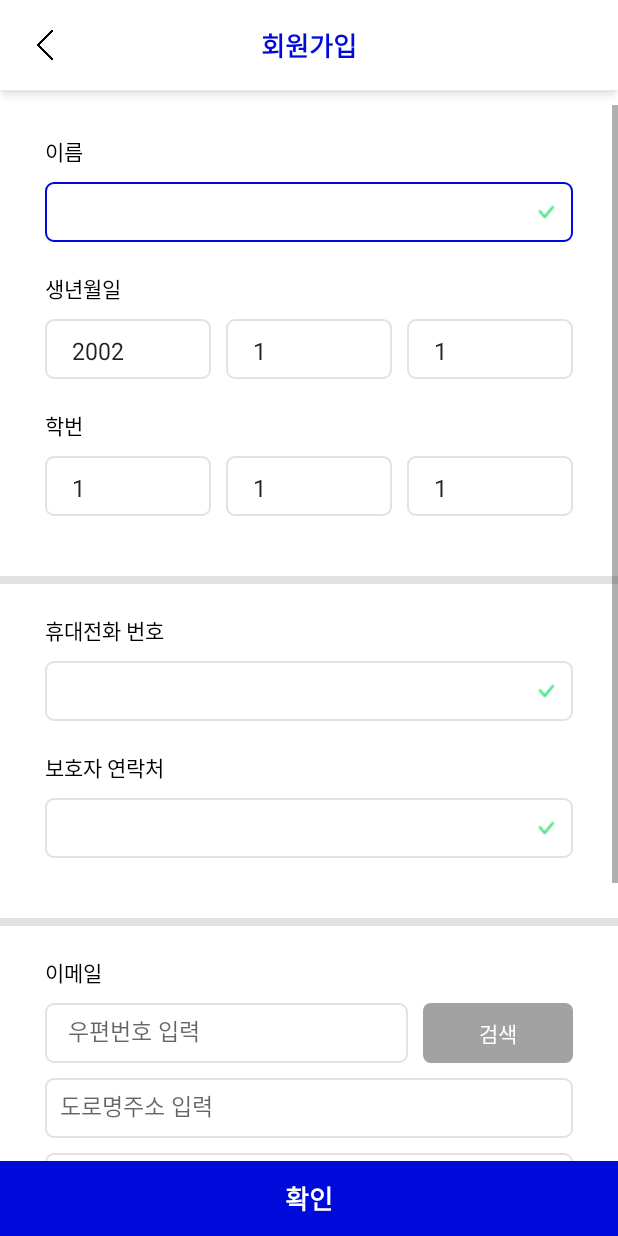
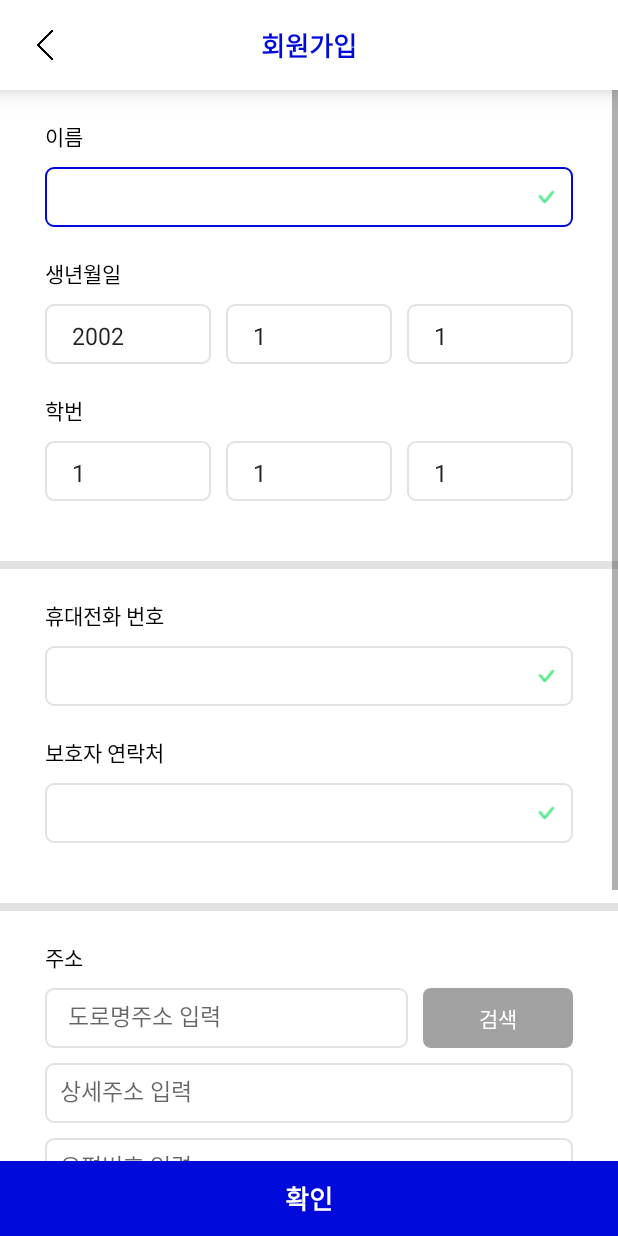
Before and after one commit to yj310/Dotory_ver.2, an Android app: the StudentJoinSecondActivity screen opened directly, with no data from a screen before it, on a phone screen of 412 x 824 dp. Run offline under Robolectric (Android 15) with nearby library versions, the phone set to English and light mode, and no system bars.

Commit message:
reset titlebar shadow / create Student class

```diff
--- a/Dotory/app/src/main/java/com/mirim/dotory/student/StudentJoinFirstActivity.java
+++ b/Dotory/app/src/main/java/com/mirim/dotory/student/StudentJoinFirstActivity.java
@@ -9,6 +9,8 @@ import android.view.View;
 import com.mirim.dotory.R;
 
 public class StudentJoinFirstActivity extends AppCompatActivity {
+
+
 
     @Override
     protected void onCreate(Bundle savedInstanceState) {
--- a/Dotory/app/src/main/res/drawable/shadow1.xml
+++ /dev/null
@@ -1,56 +0,0 @@
-<?xml version="1.0" encoding="utf-8"?>
-<layer-list xmlns:android="http://schemas.android.com/apk/res/android">
-    <!-- Drop Shadow Stack -->
-    <item>
-        <shape>
-            <padding android:top="0dp" android:right="0dp" android:bottom="2dp" android:left="0dp" />
-            <corners android:radius="5dp" />
-            <solid android:color="#00CCCCCC" />
-        </shape>
-    </item>
-
-
-    <item>
-        <shape>
-            <padding android:top="0dp" android:right="0dp" android:bottom="2dp" android:left= "0dp" />
-            <corners android:radius="5dp" />
-            <solid android:color="#10CCCCCC" />
-        </shape>
-    </item>
-
-
-    <item>
-        <shape>
-            <padding android:top="0dp" android:right="0dp" android:bottom="2dp" android:left="0dp" />
-            <corners android:radius="5dp" />
-            <solid android:color="#20CCCCCC" />
-        </shape>
-    </item>
-
-
-    <item>
-        <shape>
-            <padding android:top="0dp" android:right="0dp" android:bottom="2dp" android:left="0dp" />
-            <corners android:radius="5dp" />
-            <solid android:color="#30CCCCCC" />
-        </shape>
-    </item>
-
-
-    <item>
-        <shape>
-            <padding android:top="0dp" android:right="0dp" android:bottom="2dp" android:left="0dp" />
-            <corners android:radius="5dp" />
-            <solid android:color="#50CCCCCC" />
-        </shape>
-    </item>
-
-
-    <!-- Background -->
-    <item>
-        <shape>
-            <solid android:color="#ffffff" />
-            <corners android:radius="0dp" />
-        </shape>
-    </item>
-</layer-list>
--- a/Dotory/app/src/main/res/layout/activity_student_board.xml
+++ b/Dotory/app/src/main/res/layout/activity_student_board.xml
@@ -11,9 +11,9 @@
 
     <LinearLayout
         android:layout_width="match_parent"
-        android:layout_height="70dp"
-        android:orientation="horizontal"
-        android:background="@drawable/shadow1">
+        android:layout_height="60dp"
+        android:elevation="10dp"
+        android:background="@color/colorTitleBar">
         <ImageView
             android:id="@+id/text_title"
             android:layout_width="match_parent"
--- a/Dotory/app/src/main/res/layout/activity_student_enter.xml
+++ b/Dotory/app/src/main/res/layout/activity_student_enter.xml
@@ -11,9 +11,9 @@
 
     <LinearLayout
         android:layout_width="match_parent"
-        android:layout_height="70dp"
-        android:orientation="horizontal"
-        android:background="@drawable/shadow1">
+        android:layout_height="60dp"
+        android:elevation="10dp"
+        android:background="@color/colorTitleBar">
         <TextView
             android:id="@+id/text_title"
             android:layout_width="match_parent"
--- a/Dotory/app/src/main/res/layout/activity_student_go_out.xml
+++ b/Dotory/app/src/main/res/layout/activity_student_go_out.xml
@@ -11,9 +11,9 @@
 
     <LinearLayout
         android:layout_width="match_parent"
-        android:layout_height="70dp"
-        android:orientation="horizontal"
-        android:background="@drawable/shadow1">
+        android:layout_height="60dp"
+        android:elevation="10dp"
+        android:background="@color/colorTitleBar">
         <TextView
             android:id="@+id/text_title"
             android:layout_width="match_parent"
--- a/Dotory/app/src/main/res/layout/activity_student_join_first.xml
+++ b/Dotory/app/src/main/res/layout/activity_student_join_first.xml
@@ -11,8 +11,9 @@
 
     <LinearLayout
         android:layout_width="match_parent"
-        android:layout_height="70dp"
-        android:background="@drawable/shadow1">
+        android:layout_height="60dp"
+        android:elevation="10dp"
+        android:background="@color/colorTitleBar">
         <ImageView
             android:id="@+id/btn_back"
             android:layout_width="40dp"
--- a/Dotory/app/src/main/res/layout/activity_student_join_second.xml
+++ b/Dotory/app/src/main/res/layout/activity_student_join_second.xml
@@ -11,8 +11,9 @@
 
     <LinearLayout
         android:layout_width="match_parent"
-        android:layout_height="70dp"
-        android:background="@drawable/shadow1">
+        android:layout_height="60dp"
+        android:elevation="10dp"
+        android:background="@color/colorTitleBar">
         <ImageView
             android:id="@+id/btn_back"
             android:layout_width="40dp"
@@ -226,7 +227,7 @@
                 <TextView
                     android:layout_width="wrap_content"
                     android:layout_height="wrap_content"
-                    android:text="이메일"
+                    android:text="주소"
                     android:textColor="#000000"
                     android:layout_marginBottom="10dp"/>
 
@@ -241,7 +242,7 @@
                         android:background="@drawable/input_border2"
                         android:paddingVertical="10dp"
                         android:paddingHorizontal="15dp"
-                        android:hint="우편번호 입력"
+                        android:hint="도로명주소 입력"
                         android:textSize="15dp"
                         android:inputType="number"/>
 
@@ -263,7 +264,7 @@
                     android:background="@drawable/input_border2"
                     android:padding="10dp"
                     android:layout_marginTop="10dp"
-                    android:hint="도로명주소 입력"
+                    android:hint="상세주소 입력"
                     android:textSize="15dp"
                     android:inputType="textVisiblePassword"/>
                 <EditText
@@ -272,7 +273,7 @@
                     android:background="@drawable/input_border2"
                     android:padding="10dp"
                     android:layout_marginTop="10dp"
-                    android:hint="상세주소 입력"
+                    android:hint="우편번호 입력"
                     android:textSize="15dp"
                     android:inputType="textVisiblePassword"/>
 
--- a/Dotory/app/src/main/res/layout/activity_student_my.xml
+++ b/Dotory/app/src/main/res/layout/activity_student_my.xml
@@ -11,9 +11,9 @@
 
     <LinearLayout
         android:layout_width="match_parent"
-        android:layout_height="70dp"
-        android:orientation="horizontal"
-        android:background="@drawable/shadow1">
+        android:layout_height="60dp"
+        android:elevation="10dp"
+        android:background="@color/colorTitleBar">
         <TextView
             android:id="@+id/text_title"
             android:layout_width="match_parent"
--- a/Dotory/app/src/main/res/layout/activity_student_point.xml
+++ b/Dotory/app/src/main/res/layout/activity_student_point.xml
@@ -11,9 +11,9 @@
 
     <LinearLayout
         android:layout_width="match_parent"
-        android:layout_height="70dp"
-        android:orientation="horizontal"
-        android:background="@drawable/shadow1">
+        android:layout_height="60dp"
+        android:elevation="10dp"
+        android:background="@color/colorTitleBar">
         <TextView
             android:id="@+id/text_title"
             android:layout_width="match_parent"
--- a/Dotory/app/src/main/res/layout/activity_student_stay_out.xml
+++ b/Dotory/app/src/main/res/layout/activity_student_stay_out.xml
@@ -11,9 +11,9 @@
 
     <LinearLayout
         android:layout_width="match_parent"
-        android:layout_height="70dp"
-        android:orientation="horizontal"
-        android:background="@drawable/shadow1">
+        android:layout_height="60dp"
+        android:elevation="10dp"
+        android:background="@color/colorTitleBar">
         <TextView
             android:id="@+id/text_title"
             android:layout_width="match_parent"
--- a/Dotory/app/src/main/res/values/colors.xml
+++ b/Dotory/app/src/main/res/values/colors.xml
@@ -9,4 +9,5 @@
     <color name="colorBasicDark">#0009BE</color>
     <color name="colorClear">#FFFFFF</color>
     <color name="colorFloor">#e2e2e2</color>
+    <color name="colorTitleBar">#ffffff</color>
 </resources>
```
Also changed, not shown: Dotory/app/src/main/java/com/mirim/dotory/student/StudentUser.java (added, +246 -0 lines).
